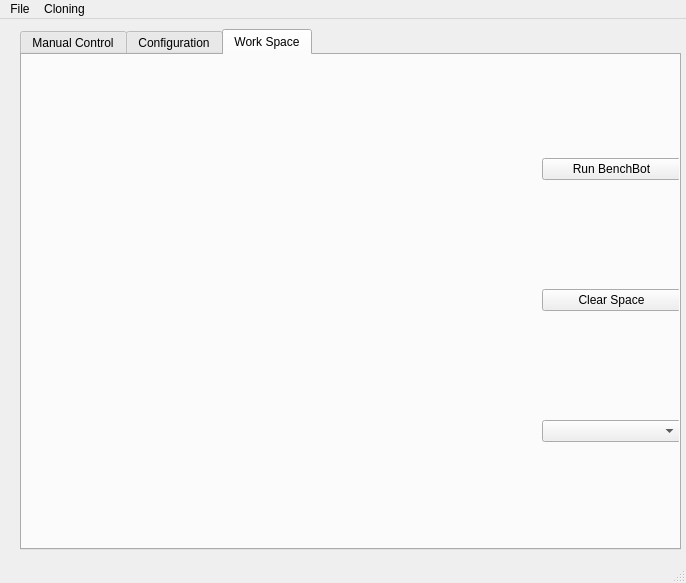
Above: BenchBotMain.ui from jmeunier28/BenchBot before the change. Below: the same form after it.
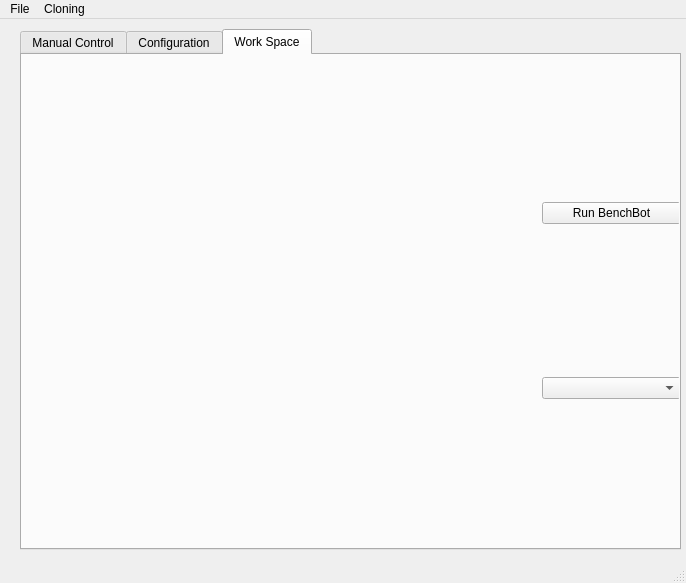
That is the form after the change.

```diff
--- a/BenchBotMain.ui
+++ b/BenchBotMain.ui
@@ -956,13 +956,6 @@
          </property>
         </widget>
        </item>
-       <item>
-        <widget class="QPushButton" name="clearButton">
-         <property name="text">
-          <string>Clear Space</string>
-         </property>
-        </widget>
-       </item>
        <item>
         <widget class="QComboBox" name="workspaceBox"/>
        </item>
```
